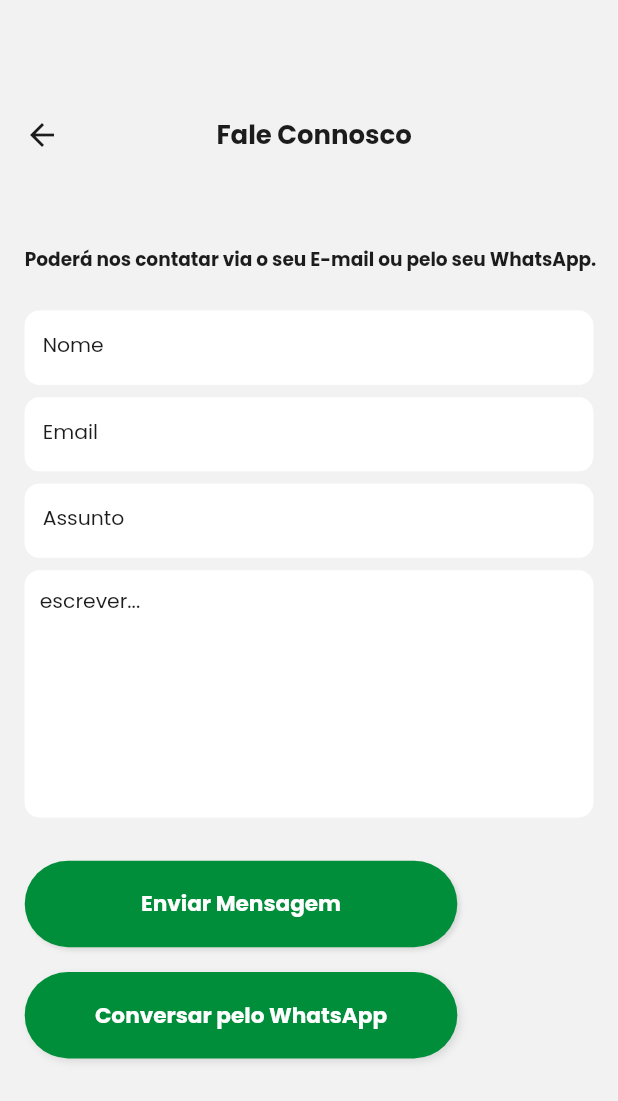
After one commit to JuniorDiasDD/MandaBaiApp, a Flutter app: the ContactPage screen opened directly, on a phone screen of 412 x 824 dp. The commit adds this screen. Shown: the top 1101 px of the screen. Run offline on Flutter 3.47's test engine with Material 2 defaults, Android fonts, the phone set to English and light mode, and no system bars; our stand-ins replace carousel_slider, dropdown_search, flex_color_scheme, flutter_pw_validator, flutter_rating_bar, flutter_signin_button and 5 more; missing offline and left inert: dart:ffi, flutter_onboarding_screen, flutter_session; accounts and stored records are empty.

Commit message:
updates tema

```diff
--- a/lib/Core/app_images.dart
+++ b/lib/Core/app_images.dart
@@ -41,5 +41,6 @@ class AppImages {
   static const camara = 'assets/images/camara.png';
   static const santiago = 'assets/images/santiago.png';
   static const loading = 'assets/images/loading.gif';
+  static const appLogo2 = 'assets/images/logo2.png';
 
 }
--- /dev/null
+++ b/lib/UI/Contact/contact_page.dart
@@ -0,0 +1,230 @@
+import 'package:flutter/cupertino.dart';
+import 'package:flutter/material.dart';
+import 'package:get/get.dart';
+import 'package:manda_bai/Core/app_colors.dart';
+import 'package:manda_bai/Core/app_fonts.dart';
+
+class ContactPage extends StatefulWidget {
+  const ContactPage({Key? key}) : super(key: key);
+
+  @override
+  _ContactPageState createState() => _ContactPageState();
+}
+
+class _ContactPageState extends State<ContactPage> {
+  final input_nome = TextEditingController();
+  final input_email = TextEditingController();
+  final input_assunto = TextEditingController();
+  final input_mensagem = TextEditingController();
+  final input_info = TextEditingController();
+
+  @override
+  Widget build(BuildContext context) {
+    return Scaffold(
+      body: SingleChildScrollView(
+        child: Column(
+          //mainAxisAlignment: MainAxisAlignment.start,
+          crossAxisAlignment: CrossAxisAlignment.start,
+          children: [
+            SizedBox(height: Get.height * 0.08),
+            Row(
+              mainAxisAlignment: MainAxisAlignment.spaceBetween,
+              children: [
+                Container(
+                  child: IconButton(
+                    onPressed: () {
+                      Navigator.pop(context);
+                    },
+                    icon: const Icon(
+                      Icons.arrow_back,
+                    ),
+                    alignment: Alignment.centerRight,
+                  ),
+                ),
+                Text(
+                  'Fale Connosco',
+                  style: Theme.of(context).textTheme.headline1,
+                ),
+                Container(
+                  width: Get.width * 0.1,
+                ),
+              ],
+            ),
+            SizedBox(height: Get.height * 0.06),
+            Padding(
+              padding: EdgeInsets.only(left: Get.width * 0.04),
+              child: Text(
+                "Poderá nos contatar via o seu E-mail ou pelo seu WhatsApp.",
+                style: Theme.of(context).textTheme.headline2,
+              ),
+            ),
+            SizedBox(height: Get.height * 0.03),
+            Padding(
+              padding: EdgeInsets.only(
+                  left: Get.width * 0.04, right: Get.width * 0.04),
+              child: Column(
+                mainAxisAlignment: MainAxisAlignment.start,
+                crossAxisAlignment: CrossAxisAlignment.start,
+                children: [
+                  SizedBox(
+                    width: Get.width,
+                    height: Get.height * 0.06,
+                    child: TextFormField(
+                      controller: input_nome,
+                      style: Theme.of(context).textTheme.headline4,
+                      decoration: InputDecoration(
+                        labelText: "Nome",
+                        labelStyle: Theme.of(context).textTheme.headline4,
+                        filled: true,
+                        fillColor: Theme.of(context).backgroundColor,
+                        border: OutlineInputBorder(
+                          borderRadius: new BorderRadius.circular(10.0),
+                          borderSide:
+                              new BorderSide(color: Colors.red, width: 2.0),
+                        ),
+                      ),
+                      validator: (value) =>
+                          value!.isEmpty ? 'Insira o nome' : null,
+                    ),
+                  ),
+                  SizedBox(height: Get.height * 0.01),
+                  SizedBox(
+                    width: Get.width,
+                    height: Get.height * 0.06,
+                    child: TextFormField(
+                      controller: input_email,
+                      style: Theme.of(context).textTheme.headline4,
+                      decoration: InputDecoration(
+                        labelText: "Email",
+                        labelStyle: Theme.of(context).textTheme.headline4,
+                        filled: true,
+                        fillColor: Theme.of(context).backgroundColor,
+                        border: OutlineInputBorder(
+                          borderRadius: new BorderRadius.circular(10.0),
+                          borderSide: new BorderSide(),
+                        ),
+                      ),
+                      validator: (value) =>
+                          value!.isEmpty ? 'Insira o email' : null,
+                    ),
+                  ),
+                  SizedBox(height: Get.height * 0.01),
+                  SizedBox(
+                    width: Get.width,
+                    height: Get.height * 0.06,
+                    child: TextFormField(
+                      controller: input_assunto,
+                      style: Theme.of(context).textTheme.headline4,
+                      decoration: InputDecoration(
+                        labelText: "Assunto",
+                        labelStyle: Theme.of(context).textTheme.headline4,
+                        filled: true,
+                        fillColor: Theme.of(context).backgroundColor,
+                        border: OutlineInputBorder(
+                          borderRadius: new BorderRadius.circular(10.0),
+                          borderSide: new BorderSide(),
+                        ),
+                      ),
+                      validator: (value) =>
+                          value!.isEmpty ? 'Insira o Assunto' : null,
+                    ),
+                  ),
+                  SizedBox(height: Get.height * 0.01),
+                  Container(
+                    height: Get.height * 0.2,
+                    width: Get.width,
+                    child: TextField(
+                      maxLines: 10,
+                      controller: input_info,
+                      keyboardType: TextInputType.text,
+                      style: Theme.of(context).textTheme.headline4,
+                      decoration: InputDecoration(
+                        filled: true,
+                        fillColor: Theme.of(context).backgroundColor,
+                        contentPadding:
+                            EdgeInsets.symmetric(horizontal: 10, vertical: 10),
+                        border: OutlineInputBorder(
+                          borderRadius: BorderRadius.circular(10),
+                          borderSide:
+                              BorderSide(width: 2, color: Colors.black54),
+                        ),
+                        focusedBorder: OutlineInputBorder(
+                          borderSide:
+                              BorderSide(width: 2, color: Colors.black54),
+                          borderRadius: BorderRadius.circular(10),
+                        ),
+                        hintText: 'escrever...',
+                        hintStyle: Theme.of(context).textTheme.headline4,
+                        labelStyle: Theme.of(context).textTheme.headline4,
+                      ),
+                    ),
+                  ),
+                  SizedBox(height: Get.height * 0.035),
+                  Container(
+                    height: Get.height * 0.07,
+                    width: Get.width * 0.7,
+                    decoration:  BoxDecoration(
+                      color: AppColors.greenColor,
+                      borderRadius: BorderRadius.all(
+                        Radius.circular(35),
+                      ),
+                      boxShadow: [
+                        BoxShadow(
+                          color: Theme.of(context).cardColor,
+                          blurRadius: 2.0,
+                          spreadRadius: 0.0,
+                          offset:
+                              Offset(2.0, 2.0), // changes position of shadow
+                        ),
+                      ],
+                    ),
+                    child: TextButton(
+                      child: Text(
+                        'Enviar Mensagem',
+                        style: TextStyle(
+                            fontFamily: AppFonts.poppinsBoldFont,
+                            fontSize: Get.width * 0.035,
+                            color: Colors.white),
+                      ),
+                      onPressed: () {},
+                    ),
+                  ),
+                  SizedBox(height: Get.height * 0.02),
+                  Container(
+                    height: Get.height * 0.07,
+                    width: Get.width * 0.7,
+                    decoration:  BoxDecoration(
+                      color: AppColors.greenColor,
+                      borderRadius: BorderRadius.all(
+                        Radius.circular(35),
+                      ),
+                      boxShadow: [
+                        BoxShadow(
+                          color: Theme.of(context).cardColor,
+                          blurRadius: 4.0,
+                          spreadRadius: 0.0,
+                          offset:
+                              Offset(2.0, 2.0), // changes position of shadow
+                        ),
+                      ],
+                    ),
+                    child: TextButton(
+                      child: Text(
+                        'Conversar pelo WhatsApp',
+                        style: TextStyle(
+                            fontFamily: AppFonts.poppinsBoldFont,
+                            fontSize: Get.width * 0.035,
+                            color: Colors.white),
+                      ),
+                      onPressed: () {},
+                    ),
+                  ),
+                ],
+              ),
+            ),
+          ],
+        ),
+      ),
+    );
+  }
+}
--- a/lib/UI/authention/pages/recovery_password_page.dart
+++ b/lib/UI/authention/pages/recovery_password_page.dart
@@ -83,7 +83,7 @@ class _RecoveryPasswordState extends State<RecoveryPassword> {
                       obscureText: false,
                       decoration: InputDecoration(
                         border: OutlineInputBorder(
-                          borderRadius: BorderRadius.circular(35),
+                          borderRadius: BorderRadius.circular(15),
                         ),
                         focusedBorder: OutlineInputBorder(
                           borderSide: const BorderSide(
@@ -109,7 +109,7 @@ class _RecoveryPasswordState extends State<RecoveryPassword> {
                       child: const Text('Enviar'),
                       onPressed: () {},
                       shape: RoundedRectangleBorder(
-                        borderRadius: BorderRadius.circular(30.0),
+                        borderRadius: BorderRadius.circular(15.0),
                       ),
                     ),
                   ),
--- a/lib/UI/home/pop_up/carrega_saldo.dart
+++ b/lib/UI/home/pop_up/carrega_saldo.dart
@@ -158,7 +158,7 @@ class _Carrega_SaldoState extends State<Carrega_Saldo> {
                             ),
                             boxShadow: [
                               BoxShadow(
-                                color: Colors.grey,
+                                color: Theme.of(context).cardColor,
                                 blurRadius: 2.0,
                                 spreadRadius: 0.0,
                                 offset: Offset(
--- a/lib/UI/home/pop_up/pop_login.dart
+++ b/lib/UI/home/pop_up/pop_login.dart
@@ -77,14 +77,14 @@ class _Pop_LoginState extends State<Pop_Login> {
                   child: Container(
                     height: Get.height * 0.06,
                     width: Get.width *0.4,
-                    decoration: const BoxDecoration(
+                    decoration:  BoxDecoration(
                       color: AppColors.greenColor,
                       borderRadius: BorderRadius.all(
                         Radius.circular(35),
                       ),
                       boxShadow: [
                         BoxShadow(
-                          color: Colors.grey,
+                          color: Theme.of(context).cardColor,
                           blurRadius: 2.0,
                           spreadRadius: 0.0,
                           offset: Offset(
--- a/lib/UI/home/pop_up/pop_up_message.dart
+++ b/lib/UI/home/pop_up/pop_up_message.dart
@@ -50,14 +50,14 @@ class _Pop_up_MessageState extends State<Pop_up_Message> {
               Container(
                 height: Get.height * 0.07,
                 width: Get.width * 0.3,
-                decoration: const BoxDecoration(
+                decoration:  BoxDecoration(
                   color: AppColors.greenColor,
                   borderRadius: BorderRadius.all(
                     Radius.circular(35),
                   ),
                   boxShadow: [
                     BoxShadow(
-                      color: Colors.grey,
+                      color: Theme.of(context).cardColor,
                       blurRadius: 2.0,
                       spreadRadius: 0.0,
                       offset: Offset(2.0, 2.0),
--- a/lib/UI/home/pop_up/popup_island.dart
+++ b/lib/UI/home/pop_up/popup_island.dart
@@ -283,14 +283,14 @@ class _Popup_IslandState extends State<Popup_Island> {
                           child: Container(
                             height: Get.height * 0.07,
                             width: Get.width * 0.3,
-                            decoration: const BoxDecoration(
+                            decoration:  BoxDecoration(
                               color: AppColors.greenColor,
                               borderRadius: BorderRadius.all(
                                 Radius.circular(35),
                               ),
                               boxShadow: [
                                 BoxShadow(
-                                  color: Colors.grey,
+                                  color: Theme.of(context).cardColor,
                                   blurRadius: 2.0,
                                   spreadRadius: 0.0,
                                   offset: Offset(
--- a/lib/UI/home/pop_up/popup_moeda.dart
+++ b/lib/UI/home/pop_up/popup_moeda.dart
@@ -122,14 +122,14 @@ class _Popup_MoedaState extends State<Popup_Moeda> {
                           child: Container(
                             height: Get.height * 0.07,
                             width: Get.width * 0.3,
-                            decoration: const BoxDecoration(
+                            decoration: BoxDecoration(
                               color: AppColors.greenColor,
                               borderRadius: BorderRadius.all(
                                 Radius.circular(35),
                               ),
                               boxShadow: [
                                 BoxShadow(
-                                  color: Colors.grey,
+                                  color: Theme.of(context).cardColor,
                                   blurRadius: 2.0,
                                   spreadRadius: 0.0,
                                   offset: Offset(2.0, 2.0),
--- a/lib/UI/intro/splash_page.dart
+++ b/lib/UI/intro/splash_page.dart
@@ -40,8 +40,8 @@ class _SplashPageState extends State<SplashPage> {
         children: [
           Container(
             width: Get.width,
-            height: Get.height * 0.1,
-            child: Image.asset(AppImages.appLogo),
+            height: Get.height * 0.14,
+            child: Image.asset(AppImages.appLogo2),
           ),
         ],
       ),
--- a/pubspec.yaml
+++ b/pubspec.yaml
@@ -46,6 +46,9 @@ dependencies:
   shared_preferences: ^0.5.8
   bloc_pattern: ^3.0.0
   rxdart: ^0.27.3
+  mailer: ^5.0.2
+
+
 
 
 
```
Also changed, not shown: lib/UI/Pedido/pedido_page.dart (added, +84 -0 lines), lib/UI/account/pages/pedido_page.dart (deleted, +0 -88 lines), lib/UI/account/pages/profile_page.dart (+10 -2 lines), lib/UI/authention/pages/login_page.dart (+15 -13 lines), lib/UI/authention/pages/register_page.dart (+8 -8 lines), lib/UI/Pedido/Componentes/item_pedido.dart (renamed from lib/UI/account/Componentes/item_pedido.dart), lib/email.dart (added).
